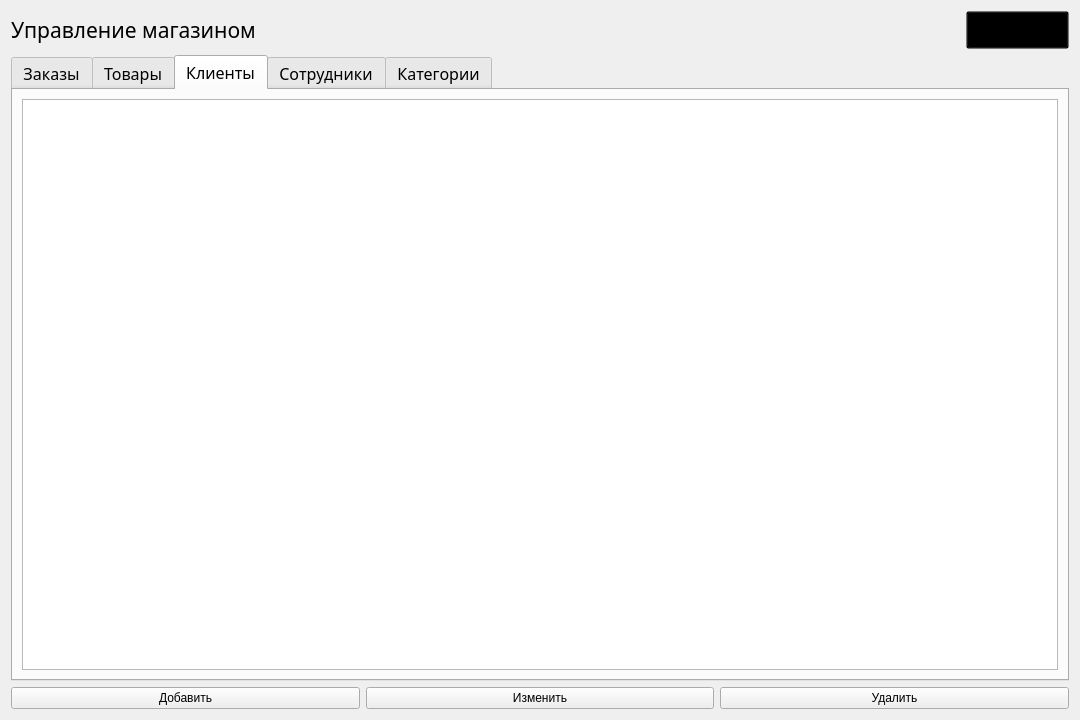
Old version of the form admin_panel.ui in the repository lirthu/kursach.
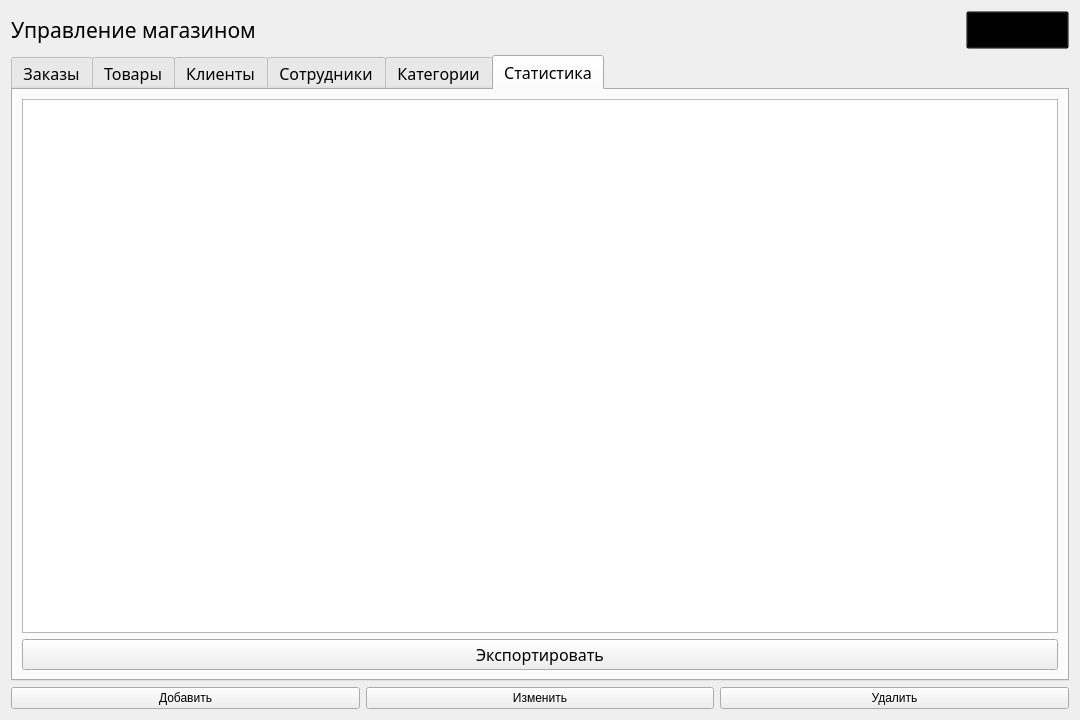
New version of the form.

Commit message: add statistic, need to fix check and admin profile

```diff
--- a/admin_panel.ui
+++ b/admin_panel.ui
@@ -71,8 +71,12 @@
        <pointsize>12</pointsize>
       </font>
      </property>
+     <property name="styleSheet">
+      <string notr="true">font: 12pt &quot;Segoe Print&quot;;
+</string>
+     </property>
      <property name="currentIndex">
-      <number>2</number>
+      <number>5</number>
      </property>
      <widget class="QWidget" name="tab_1">
       <attribute name="title">
@@ -124,6 +128,23 @@
        </item>
       </layout>
      </widget>
+     <widget class="QWidget" name="tab">
+      <attribute name="title">
+       <string>Статистика</string>
+      </attribute>
+      <layout class="QGridLayout" name="gridLayout">
+       <item row="0" column="0">
+        <widget class="QTableWidget" name="tableWidget_3"/>
+       </item>
+       <item row="1" column="0">
+        <widget class="QPushButton" name="pushButton_5">
+         <property name="text">
+          <string>Экспортировать</string>
+         </property>
+        </widget>
+       </item>
+      </layout>
+     </widget>
     </widget>
    </item>
    <item>
```
The commit also changes 8 other files.
